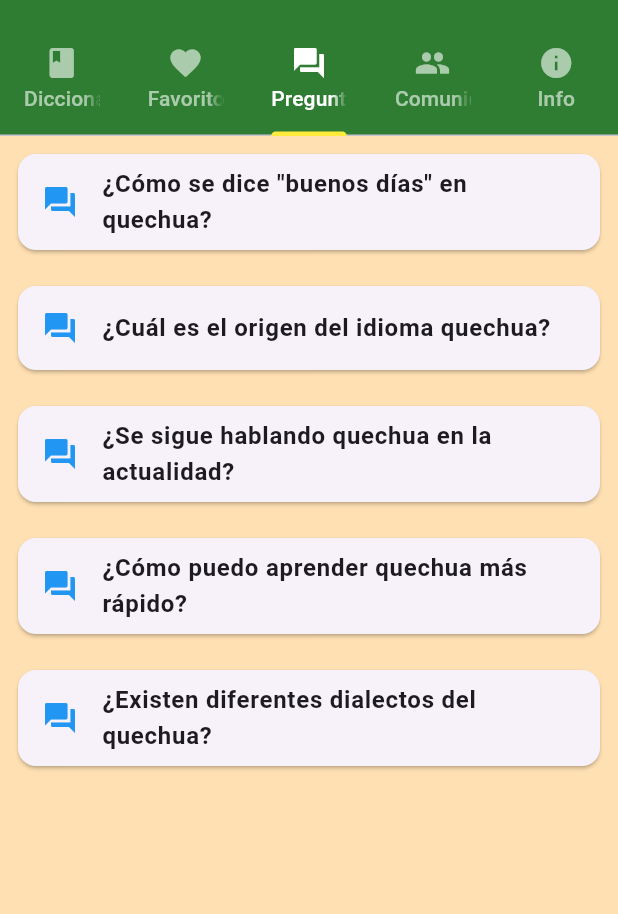
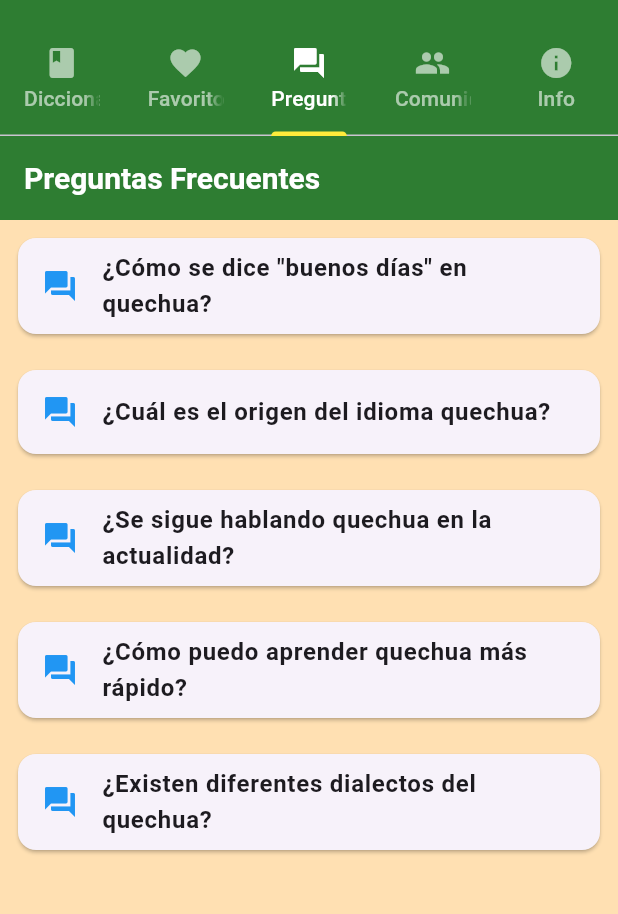
Before and after one commit to Honorio-Morales/AppQCHUI, a Flutter app: the screen it shows after launch, tab 3 chosen, on a phone screen of 412 x 824 dp, the part 59-973 px from its top. Run offline on Flutter 3.47's test engine with Material 3 defaults, Android fonts, the phone set to English and light mode, and no system bars; our stand-ins replace flutter_animate.

Commit message:
mejorar el tab de preguntas

```diff
--- a/4. Desarrollo/AppQCHUI/lib/screens/questions_screen.dart
+++ b/4. Desarrollo/AppQCHUI/lib/screens/questions_screen.dart
@@ -1,9 +1,15 @@
 import 'package:flutter/material.dart';
+import 'package:flutter_animate/flutter_animate.dart';
 
-class QuestionsScreen extends StatelessWidget {
+class QuestionsScreen extends StatefulWidget {
   QuestionsScreen({super.key});
 
-  // Lista de preguntas frecuentes sobre el idioma quechua
+  @override
+  _QuestionsScreenState createState() => _QuestionsScreenState();
+}
+
+class _QuestionsScreenState extends State<QuestionsScreen> {
+  // Lista de preguntas frecuentes sobre el idioma quechua.
   final List<String> questions = [
     '¿Cómo se dice "buenos días" en quechua?',
     '¿Cuál es el origen del idioma quechua?',
@@ -12,21 +18,87 @@ class QuestionsScreen extends StatelessWidget {
     '¿Existen diferentes dialectos del quechua?',
   ];
 
+  // Lista de respuestas correspondientes a las preguntas.
+  final List<String> answers = [
+    'En quechua, "buenos días" se dice "Allin p\'unchay".',
+    'El idioma quechua tiene sus orígenes en la región andina de Sudamérica, principalmente en el Imperio Inca.',
+    'Sí, el quechua sigue siendo hablado por millones de personas en países como Perú, Bolivia, Ecuador y otros.',
+    'Para aprender quechua más rápido, es recomendable practicar con hablantes nativos, usar aplicaciones de aprendizaje y sumergirte en la cultura quechua.',
+    'Sí, existen varios dialectos del quechua, como el quechua sureño, el quechua central y otros.',
+  ];
+
+  // Índice de la pregunta seleccionada para mostrar la respuesta.
+  int? selectedIndex;
+
+  // Función para mover la pregunta al principio de la lista cuando se presiona el ícono.
+  void _moveQuestionToTop(int index) {
+    setState(() {
+      // Mueve la pregunta seleccionada al principio de la lista.
+      final String question = questions.removeAt(index); // Elimina la pregunta de su posición actual.
+      final String answer = answers.removeAt(index); // Elimina la respuesta correspondiente.
+      questions.insert(0, question); // Inserta la pregunta al principio de la lista.
+      answers.insert(0, answer); // Inserta la respuesta al principio de la lista.
+    });
+  }
+
   @override
   Widget build(BuildContext context) {
     return Scaffold(
+      // Barra de la aplicación.
+      appBar: AppBar(
+        title: const Text('Preguntas Frecuentes'), // Título de la barra de la aplicación.
+      ),
+      // Cuerpo de la aplicación.
       body: ListView.builder(
-        itemCount: questions.length,
+        itemCount: questions.length, // Número de elementos en la lista.
         itemBuilder: (context, index) {
           return Padding(
-            padding: const EdgeInsets.all(8.0),
+            padding: const EdgeInsets.all(8.0), // Espaciado alrededor de cada tarjeta.
             child: Card(
-              child: ListTile(
-                leading: const Icon(Icons.question_answer, color: Colors.blue),
+              // Tarjeta que contiene la pregunta y la respuesta.
+              child: Column(
+                children: [
+                  ListTile(
+                    // Ícono de la pregunta.
+                    leading: GestureDetector(
+                      onTap: () {
+                        _moveQuestionToTop(index); // Mueve la pregunta al principio al presionar el ícono.
+                      },
+                      child: Icon(
+                        Icons.question_answer,
+                        color: selectedIndex == index ? Colors.green : Colors.blue, // Cambia el color del ícono a verde si está seleccionado.
+                      ),
+                    ),
+                    // Texto de la pregunta.
                     title: Text(
                       questions[index],
-                  style: const TextStyle(fontSize: 16, fontWeight: FontWeight.bold),
+                      style: const TextStyle(fontSize: 16, fontWeight: FontWeight.bold), // Estilo del texto.
                     ),
+                    // Acción al tocar la pregunta.
+                    onTap: () {
+                      setState(() {
+                        // Si la pregunta ya está seleccionada, la deselecciona.
+                        if (selectedIndex == index) {
+                          selectedIndex = null;
+                        } else {
+                          selectedIndex = index; // Selecciona la pregunta actual.
+                        }
+                      });
+                    },
+                  ),
+                  // Si la pregunta está seleccionada, muestra la respuesta.
+                  if (selectedIndex == index)
+                    Padding(
+                      padding: const EdgeInsets.all(16.0), // Espaciado interno para la respuesta.
+                      child: Text(
+                        answers[index], // Texto de la respuesta.
+                        style: const TextStyle(fontSize: 14), // Estilo del texto.
+                      ),
+                    )
+                        .animate() // Inicia la animación.
+                        .fadeIn() // Efecto de desvanecimiento.
+                        .slideY(begin: -0.5, end: 0) // Efecto de deslizamiento desde arriba.
+                ],
               ),
             ),
           );
--- a/4. Desarrollo/AppQCHUI/pubspec.yaml
+++ b/4. Desarrollo/AppQCHUI/pubspec.yaml
@@ -31,6 +31,8 @@ dependencies:
   flutter:
     sdk: flutter
   provider: ^6.0.0
+  flutter_animate: ^4.0.0
+
 
   # The following adds the Cupertino Icons font to your application.
   # Use with the CupertinoIcons class for iOS style icons.
```
Also changed, not shown: 4. Desarrollo/AppQCHUI/pubspec.lock. Lines whose indentation alone changed are shown as unchanged.
